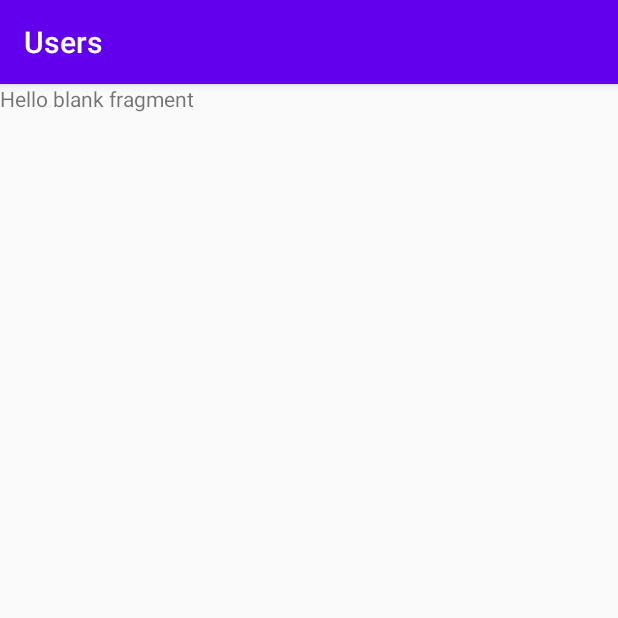
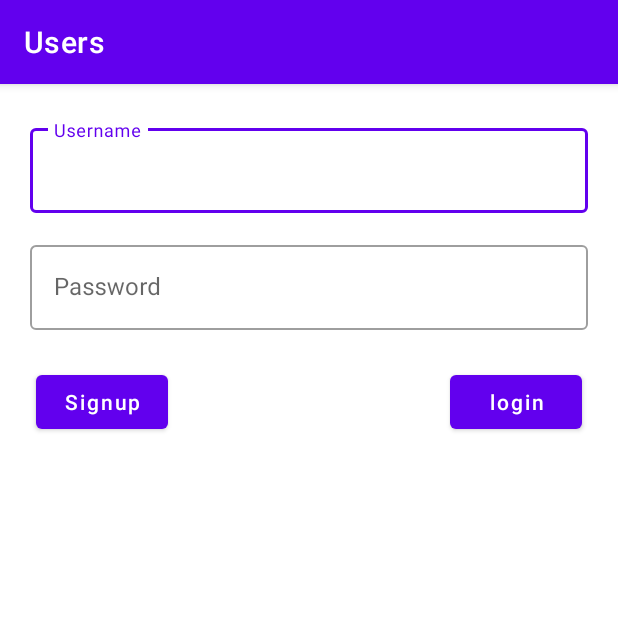
Before and after one commit to saied89/Users, an Android app: the fragment LoginFragment shown on its own in the app's theme, on a phone screen of 412 x 824 dp, the top half of it. Run offline under Robolectric (Android 15) with nearby library versions, the phone set to English and light mode, and no system bars.

Commit message:
add login fragment and basic layout

```diff
--- a/app/build.gradle
+++ b/app/build.gradle
@@ -43,6 +43,10 @@ dependencies {
     implementation 'androidx.constraintlayout:constraintlayout:1.1.3'
     implementation 'androidx.legacy:legacy-support-v4:1.0.0'
 
+    // Material
+    def material_version = "1.1.0"
+    implementation "com.google.android.material:material:$material_version"
+
     // Navigation
     def nav_version = "2.3.0-beta01"
     implementation "androidx.navigation:navigation-fragment-ktx:$nav_version"
--- a/app/src/main/res/layout/fragment_login.xml
+++ b/app/src/main/res/layout/fragment_login.xml
@@ -1,14 +1,64 @@
 <?xml version="1.0" encoding="utf-8"?>
-<FrameLayout xmlns:android="http://schemas.android.com/apk/res/android"
+<androidx.constraintlayout.widget.ConstraintLayout xmlns:android="http://schemas.android.com/apk/res/android"
+    xmlns:app="http://schemas.android.com/apk/res-auto"
     xmlns:tools="http://schemas.android.com/tools"
     android:layout_width="match_parent"
     android:layout_height="match_parent"
     tools:context=".ui.auth.login.LoginFragment">
 
-    <!-- TODO: Update blank fragment layout -->
-    <TextView
+    <com.google.android.material.textfield.TextInputLayout
+        android:id="@+id/unameInputLayout"
+        style="@style/Widget.MaterialComponents.TextInputLayout.OutlinedBox"
         android:layout_width="match_parent"
-        android:layout_height="match_parent"
-        android:text="@string/hello_blank_fragment" />
+        android:layout_height="wrap_content"
+        android:layout_marginStart="20dp"
+        android:layout_marginTop="24dp"
+        android:layout_marginEnd="20dp"
+        android:hint="@string/username"
+        app:layout_constraintTop_toTopOf="parent">
 
-</FrameLayout>
+        <com.google.android.material.textfield.TextInputEditText
+            android:layout_width="match_parent"
+            android:layout_height="wrap_content" />
+
+    </com.google.android.material.textfield.TextInputLayout>
+
+    <com.google.android.material.textfield.TextInputLayout
+        android:id="@+id/passwordInputLayout"
+        style="@style/Widget.MaterialComponents.TextInputLayout.OutlinedBox"
+        android:layout_width="match_parent"
+        android:layout_height="wrap_content"
+        android:layout_marginStart="20dp"
+        android:layout_marginTop="16dp"
+        android:layout_marginEnd="20dp"
+        android:hint="@string/password"
+        app:layout_constraintTop_toBottomOf="@id/unameInputLayout">
+
+        <com.google.android.material.textfield.TextInputEditText
+            android:layout_width="match_parent"
+            android:layout_height="wrap_content"
+            android:inputType="textPassword" />
+
+    </com.google.android.material.textfield.TextInputLayout>
+
+    <Button
+        android:id="@+id/signUpButton"
+        android:layout_width="wrap_content"
+        android:layout_height="wrap_content"
+        android:layout_margin="24dp"
+        android:text="@string/signup"
+        android:textAllCaps="false"
+        app:layout_constraintStart_toStartOf="parent"
+        app:layout_constraintTop_toBottomOf="@id/passwordInputLayout" />
+
+    <Button
+        android:id="@+id/loginButton"
+        android:layout_width="wrap_content"
+        android:layout_height="wrap_content"
+        android:layout_margin="24dp"
+        android:text="@string/login"
+        android:textAllCaps="false"
+        app:layout_constraintEnd_toEndOf="parent"
+        app:layout_constraintTop_toBottomOf="@id/passwordInputLayout" />
+
+</androidx.constraintlayout.widget.ConstraintLayout>
--- a/app/src/main/res/values/strings.xml
+++ b/app/src/main/res/values/strings.xml
@@ -2,4 +2,8 @@
     <string name="app_name">Users</string>
     <!-- TODO: Remove or change this placeholder text -->
     <string name="hello_blank_fragment">Hello blank fragment</string>
+    <string name="username">Username</string>
+    <string name="password">Password</string>
+    <string name="signup">Signup</string>
+    <string name="login">login</string>
 </resources>
--- a/app/src/main/res/values/styles.xml
+++ b/app/src/main/res/values/styles.xml
@@ -1,6 +1,6 @@
 <resources>
     <!-- Base application theme. -->
-    <style name="AppTheme" parent="Theme.AppCompat.Light.DarkActionBar">
+    <style name="AppTheme" parent="Theme.MaterialComponents.Light.DarkActionBar">
         <!-- Customize your theme here. -->
         <item name="colorPrimary">@color/colorPrimary</item>
         <item name="colorPrimaryDark">@color/colorPrimaryDark</item>
```
